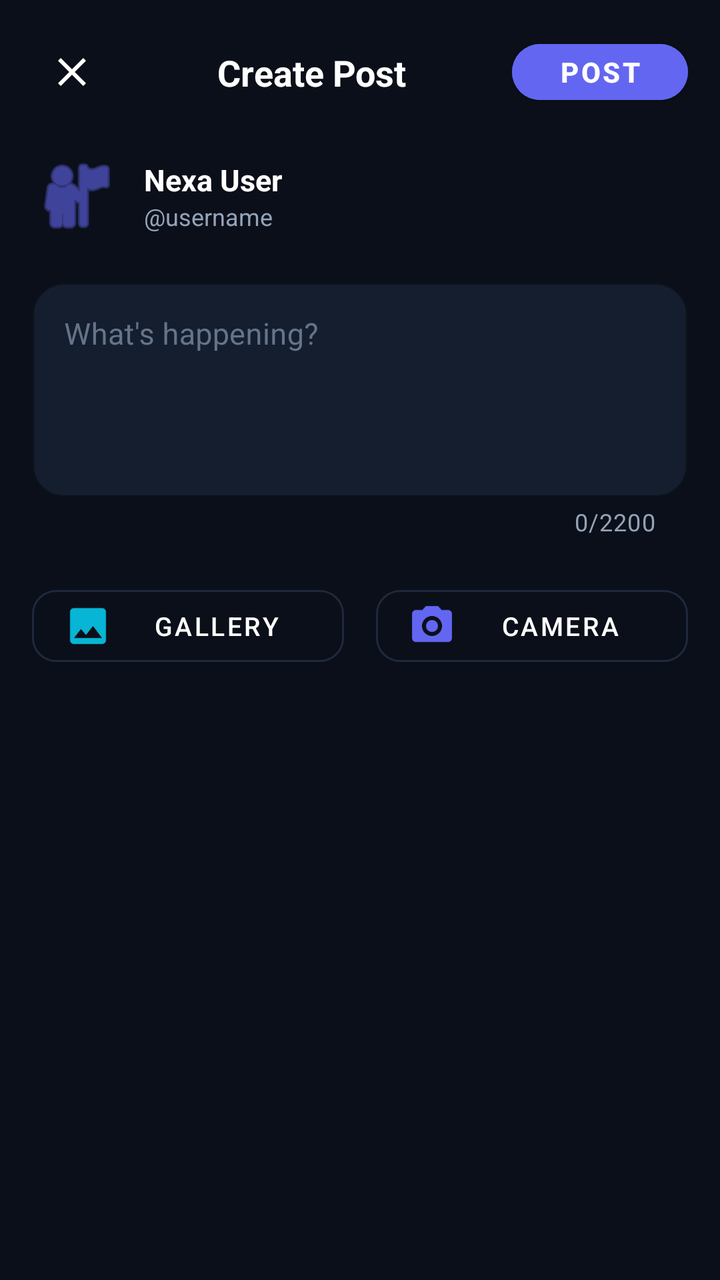
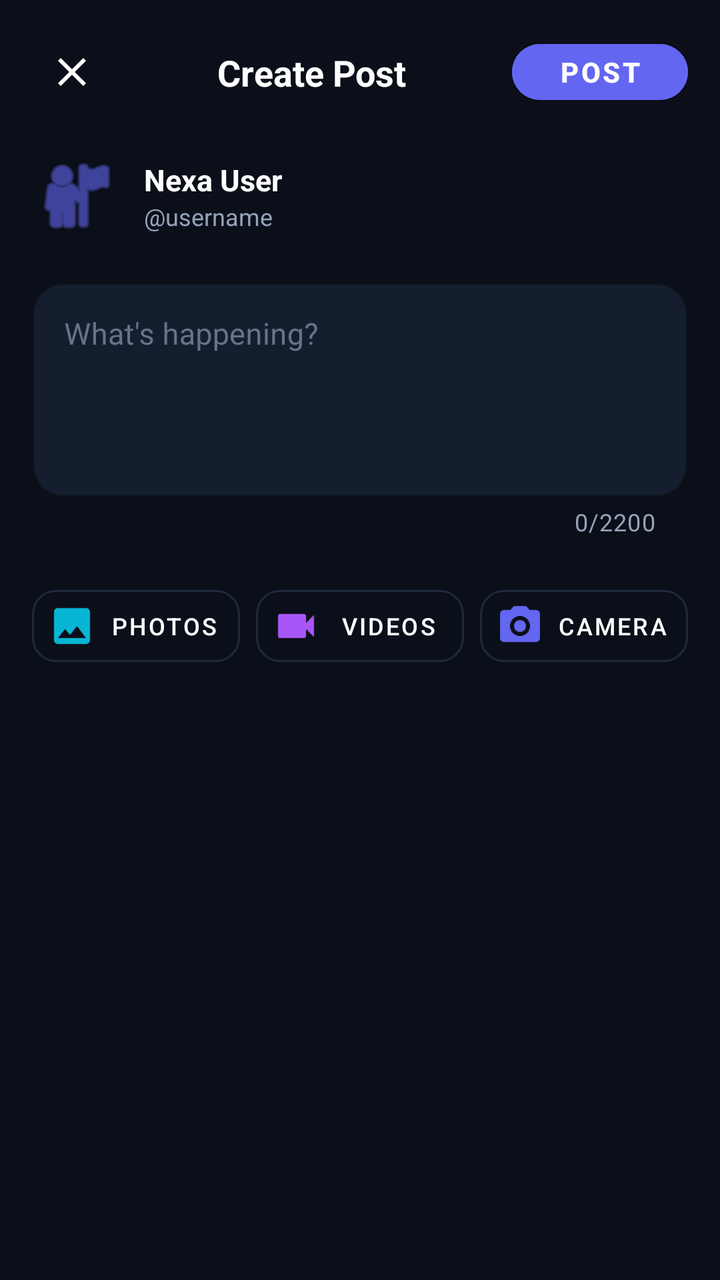

Screens rendered from an Android XML layout before and after an edit, with the pre-edit source and the edit as a unified diff.
<!-- AndroidManifest.xml: application theme Theme.Nexa -->
<!-- res/layout/activity_create_post.xml -->
<?xml version="1.0" encoding="utf-8"?>
<ScrollView xmlns:android="http://schemas.android.com/apk/res/android"
    xmlns:app="http://schemas.android.com/apk/res-auto"
    android:layout_width="match_parent"
    android:layout_height="match_parent"
    android:background="@color/background_dark"
    android:fillViewport="true">

    <androidx.constraintlayout.widget.ConstraintLayout
        android:layout_width="match_parent"
        android:layout_height="wrap_content"
        android:padding="16dp">

        
        <ImageButton
            android:id="@+id/btnClose"
            android:layout_width="40dp"
            android:layout_height="40dp"
            android:background="?attr/selectableItemBackgroundBorderless"
            android:contentDescription="Close"
            android:src="@drawable/ic_close"
            app:layout_constraintBottom_toBottomOf="@+id/btnPost"
            app:layout_constraintStart_toStartOf="parent"
            app:layout_constraintTop_toTopOf="@+id/btnPost"
            app:tint="@color/text_white" />

        <TextView
            android:id="@+id/tvHeaderTitle"
            android:layout_width="wrap_content"
            android:layout_height="wrap_content"
            android:text="Create Post"
            android:textColor="@color/text_white"
            android:textSize="18sp"
            android:textStyle="bold"
            app:layout_constraintBottom_toBottomOf="@+id/btnPost"
            app:layout_constraintEnd_toStartOf="@+id/btnPost"
            app:layout_constraintStart_toEndOf="@+id/btnClose"
            app:layout_constraintTop_toTopOf="@+id/btnPost" />

        <com.google.android.material.button.MaterialButton
            android:id="@+id/btnPost"
            android:layout_width="wrap_content"
            android:layout_height="40dp"
            android:backgroundTint="@color/brand_primary"
            android:paddingStart="20dp"
            android:paddingEnd="20dp"
            android:text="Post"
            android:textColor="@color/text_white"
            android:textSize="14sp"
            android:textStyle="bold"
            app:cornerRadius="20dp"
            app:layout_constraintEnd_toEndOf="parent"
            app:layout_constraintTop_toTopOf="parent" />

        
        <LinearLayout
            android:id="@+id/userInfoContainer"
            android:layout_width="match_parent"
            android:layout_height="wrap_content"
            android:layout_marginTop="20dp"
            android:gravity="center_vertical"
            android:orientation="horizontal"
            app:layout_constraintTop_toBottomOf="@+id/btnPost">

            <ImageView
                android:id="@+id/imgUserAvatar"
                android:layout_width="44dp"
                android:layout_height="44dp"
                android:contentDescription="User Avatar"
                android:src="@android:drawable/ic_menu_myplaces"
                app:tint="@color/brand_primary" />

            <LinearLayout
                android:layout_width="wrap_content"
                android:layout_height="wrap_content"
                android:layout_marginStart="12dp"
                android:orientation="vertical">

                <TextView
                    android:id="@+id/tvDisplayName"
                    android:layout_width="wrap_content"
                    android:layout_height="wrap_content"
                    android:text="Nexa User"
                    android:textColor="@color/text_white"
                    android:textSize="15sp"
                    android:textStyle="bold" />

                <TextView
                    android:id="@+id/tvUsername"
                    android:layout_width="wrap_content"
                    android:layout_height="wrap_content"
                    android:text="@username"
                    android:textColor="@color/text_secondary"
                    android:textSize="12sp" />
            </LinearLayout>
        </LinearLayout>

        
        <com.google.android.material.textfield.TextInputLayout
            android:id="@+id/tilContent"
            style="@style/Widget.MaterialComponents.TextInputLayout.OutlinedBox"
            android:layout_width="match_parent"
            android:layout_height="wrap_content"
            android:layout_marginTop="16dp"
            android:hint="What's happening?"
            android:textColorHint="@color/text_muted"
            app:boxBackgroundColor="@color/background_card"
            app:boxCornerRadiusBottomEnd="16dp"
            app:boxCornerRadiusBottomStart="16dp"
            app:boxCornerRadiusTopEnd="16dp"
            app:boxCornerRadiusTopStart="16dp"
            app:boxStrokeColor="@color/brand_primary"
            app:counterEnabled="true"
            app:counterMaxLength="2200"
            app:counterTextColor="@color/text_secondary"
            app:hintTextColor="@color/brand_primary"
            app:layout_constraintTop_toBottomOf="@+id/userInfoContainer">

            <com.google.android.material.textfield.TextInputEditText
                android:id="@+id/etContent"
                android:layout_width="match_parent"
                android:layout_height="wrap_content"
                android:gravity="top|start"
                android:inputType="textMultiLine"
                android:maxLength="2200"
                android:minLines="4"
                android:textColor="@color/text_white"
                android:textSize="15sp" />
        </com.google.android.material.textfield.TextInputLayout>

        
        <com.google.android.material.card.MaterialCardView
            android:id="@+id/cardImagePreview"
            android:layout_width="match_parent"
            android:layout_height="220dp"
            android:layout_marginTop="16dp"
            android:visibility="gone"
            app:cardBackgroundColor="@color/background_card"
            app:cardCornerRadius="16dp"
            app:cardElevation="2dp"
            app:layout_constraintTop_toBottomOf="@+id/tilContent"
            app:strokeColor="@color/border_dark"
            app:strokeWidth="1dp">

            <FrameLayout
                android:layout_width="match_parent"
                android:layout_height="match_parent">

                <ImageView
                    android:id="@+id/imgPreview"
                    android:layout_width="match_parent"
                    android:layout_height="match_parent"
                    android:contentDescription="Selected Media Preview"
                    android:scaleType="centerCrop" />

                <ImageButton
                    android:id="@+id/btnRemoveImage"
                    android:layout_width="36dp"
                    android:layout_height="36dp"
                    android:layout_gravity="top|end"
                    android:layout_margin="12dp"
                    android:background="@color/background_card"
                    android:contentDescription="Remove Image"
                    android:padding="6dp"
                    android:src="@drawable/ic_close"
                    app:tint="@color/text_white" />
            </FrameLayout>
        </com.google.android.material.card.MaterialCardView>

        
        <LinearLayout
            android:id="@+id/attachmentBar"
            android:layout_width="match_parent"
            android:layout_height="wrap_content"
            android:layout_marginTop="20dp"
            android:orientation="horizontal"
            app:layout_constraintTop_toBottomOf="@+id/cardImagePreview">

            <com.google.android.material.button.MaterialButton
                android:id="@+id/btnGallery"
                style="@style/Widget.MaterialComponents.Button.OutlinedButton"
                android:layout_width="0dp"
                android:layout_height="48dp"
                android:layout_marginEnd="8dp"
                android:layout_weight="1"
                android:text="Gallery"
                android:textColor="@color/text_white"
                android:textSize="13sp"
                app:cornerRadius="12dp"
                app:icon="@drawable/ic_gallery"
                app:iconTint="@color/brand_cyan"
                app:strokeColor="@color/border_dark"
                app:strokeWidth="1dp" />

            <com.google.android.material.button.MaterialButton
                android:id="@+id/btnCamera"
                style="@style/Widget.MaterialComponents.Button.OutlinedButton"
                android:layout_width="0dp"
                android:layout_height="48dp"
                android:layout_marginStart="8dp"
                android:layout_weight="1"
                android:text="Camera"
                android:textColor="@color/text_white"
                android:textSize="13sp"
                app:cornerRadius="12dp"
                app:icon="@drawable/ic_camera"
                app:iconTint="@color/brand_primary"
                app:strokeColor="@color/border_dark"
                app:strokeWidth="1dp" />
        </LinearLayout>

        
        <ProgressBar
            android:id="@+id/postProgressBar"
            android:layout_width="36dp"
            android:layout_height="36dp"
            android:layout_marginTop="24dp"
            android:indeterminateTint="@color/brand_primary"
            android:visibility="gone"
            app:layout_constraintEnd_toEndOf="parent"
            app:layout_constraintStart_toStartOf="parent"
            app:layout_constraintTop_toBottomOf="@+id/attachmentBar" />

    </androidx.constraintlayout.widget.ConstraintLayout>
</ScrollView>
<!-- resources referenced by this layout -->
<resources>
  <color name="background_card">#151E2E</color>
  <color name="background_dark">#0B0F19</color>
  <color name="border_dark">#1E293B</color>
  <color name="brand_cyan">#06B6D4</color>
  <color name="brand_primary">#6366F1</color>
  <color name="text_muted">#64748B</color>
  <color name="text_secondary">#94A3B8</color>
  <color name="text_white">#FFFFFF</color>
  <!-- drawable ic_camera (drawable) -->
  <vector xmlns:android="http://schemas.android.com/apk/res/android"
      android:width="24dp"
      android:height="24dp"
      android:viewportWidth="24"
      android:viewportHeight="24">
      <path
          android:fillColor="#FFFFFFFF"
          android:pathData="M12,15c1.66,0 3,-1.34 3,-3s-1.34,-3 -3,-3 -3,1.34 -3,3 1.34,3 3,3zM9,2L7.17,4H4c-1.1,0 -2,.9 -2,2v12c0,1.1 .9,2 2,2h16c1.1,0 2,-.9 2,-2V6c0,-1.1 -.9,-2 -2,-2h-3.17L15,2H9zm3,15c-2.76,0 -5,-2.24 -5,-5s2.24,-5 5,-5 5,2.24 5,5 -2.24,5 -5,5z" />
  </vector>
  <!-- drawable ic_close (drawable) -->
  <vector xmlns:android="http://schemas.android.com/apk/res/android"
      android:width="24dp"
      android:height="24dp"
      android:viewportWidth="24"
      android:viewportHeight="24">
      <path
          android:fillColor="#FFFFFFFF"
          android:pathData="M19,6.41L17.59,5 12,10.59 6.41,5 5,6.41 10.59,12 5,17.59 6.41,19 12,13.41 17.59,19 19,17.59 13.41,12z" />
  </vector>
  <!-- drawable ic_gallery (drawable) -->
  <vector xmlns:android="http://schemas.android.com/apk/res/android"
      android:width="24dp"
      android:height="24dp"
      android:viewportWidth="24"
      android:viewportHeight="24">
      <path
          android:fillColor="#FFFFFFFF"
          android:pathData="M21,19V5c0,-1.1 -.9,-2 -2,-2H5c-1.1,0 -2,.9 -2,2v14c0,1.1 .9,2 2,2h14c1.1,0 2,-.9 2,-2zM8.5,13.5l2.5,3.01L14.5,12l4.5,6H5l3.5,-4.5z" />
  </vector>
  <style name="Theme.Nexa" parent="Theme.MaterialComponents.DayNight.NoActionBar">
          
          <item name="colorPrimary">@color/brand_primary</item>
          <item name="colorPrimaryVariant">@color/brand_primary_dark</item>
          <item name="colorOnPrimary">@color/text_white</item>
          
          <item name="colorSecondary">@color/brand_cyan</item>
          <item name="colorSecondaryVariant">@color/brand_emerald</item>
          <item name="colorOnSecondary">@color/text_white</item>
          
          <item name="android:windowBackground">@color/background_light</item>
          <item name="colorSurface">@color/background_card_day</item>
          <item name="colorOnSurface">@color/text_dark_primary</item>
          <item name="colorOnBackground">@color/text_dark_primary</item>
          <item name="android:textColorPrimary">@color/text_dark_primary</item>
          <item name="android:textColorSecondary">@color/text_dark_secondary</item>
          <item name="android:statusBarColor">@color/background_light</item>
          <item name="android:windowLightStatusBar">true</item>
          <item name="android:navigationBarColor">@color/background_card_day</item>
      </style>
  <color name="brand_primary_dark">#4F46E5</color>
  <color name="brand_emerald">#10B981</color>
  <color name="background_light">#F8FAFC</color>
  <color name="background_card_day">#FFFFFF</color>
  <color name="text_dark_primary">#0F172A</color>
  <color name="text_dark_secondary">#475569</color>
</resources>

<!-- the commit's change to res/layout/activity_create_post.xml (unified diff, before → after) -->
@@ -153,6 +153,39 @@
                     android:contentDescription="Selected Media Preview"
                     android:scaleType="centerCrop" />
 
+                
+                <LinearLayout
+                    android:id="@+id/videoBadge"
+                    android:layout_width="wrap_content"
+                    android:layout_height="wrap_content"
+                    android:layout_gravity="center"
+                    android:background="@drawable/bg_unread_badge"
+                    android:backgroundTint="#CC000000"
+                    android:gravity="center"
+                    android:orientation="horizontal"
+                    android:paddingStart="12dp"
+                    android:paddingTop="6dp"
+                    android:paddingEnd="12dp"
+                    android:paddingBottom="6dp"
+                    android:visibility="gone">
+
+                    <ImageView
+                        android:layout_width="20dp"
+                        android:layout_height="20dp"
+                        android:src="@drawable/ic_video"
+                        app:tint="#38BDF8" />
+
+                    <TextView
+                        android:id="@+id/tvVideoLabel"
+                        android:layout_width="wrap_content"
+                        android:layout_height="wrap_content"
+                        android:layout_marginStart="6dp"
+                        android:text="Video attached"
+                        android:textColor="#FFFFFF"
+                        android:textSize="12sp"
+                        android:textStyle="bold" />
+                </LinearLayout>
+
                 <ImageButton
                     android:id="@+id/btnRemoveImage"
                     android:layout_width="36dp"
@@ -160,7 +193,7 @@
                     android:layout_gravity="top|end"
                     android:layout_margin="12dp"
                     android:background="@color/background_card"
-                    android:contentDescription="Remove Image"
+                    android:contentDescription="Remove Media"
                     android:padding="6dp"
                     android:src="@drawable/ic_close"
                     app:tint="@color/text_white" />
@@ -181,11 +214,13 @@
                 style="@style/Widget.MaterialComponents.Button.OutlinedButton"
                 android:layout_width="0dp"
                 android:layout_height="48dp"
-                android:layout_marginEnd="8dp"
+                android:layout_marginEnd="4dp"
                 android:layout_weight="1"
-                android:text="Gallery"
-                android:textColor="@color/text_white"
-                android:textSize="13sp"
+                android:paddingStart="8dp"
+                android:paddingEnd="8dp"
+                android:text="Photos"
+                android:textColor="@color/text_white"
+                android:textSize="12sp"
                 app:cornerRadius="12dp"
                 app:icon="@drawable/ic_gallery"
                 app:iconTint="@color/brand_cyan"
@@ -193,15 +228,36 @@
                 app:strokeWidth="1dp" />
 
             <com.google.android.material.button.MaterialButton
+                android:id="@+id/btnVideos"
+                style="@style/Widget.MaterialComponents.Button.OutlinedButton"
+                android:layout_width="0dp"
+                android:layout_height="48dp"
+                android:layout_marginStart="4dp"
+                android:layout_marginEnd="4dp"
+                android:layout_weight="1"
+                android:paddingStart="8dp"
+                android:paddingEnd="8dp"
+                android:text="Videos"
+                android:textColor="@color/text_white"
+                android:textSize="12sp"
+                app:cornerRadius="12dp"
+                app:icon="@drawable/ic_video"
+                app:iconTint="#A855F7"
+                app:strokeColor="@color/border_dark"
+                app:strokeWidth="1dp" />
+
+            <com.google.android.material.button.MaterialButton
                 android:id="@+id/btnCamera"
                 style="@style/Widget.MaterialComponents.Button.OutlinedButton"
                 android:layout_width="0dp"
                 android:layout_height="48dp"
-                android:layout_marginStart="8dp"
+                android:layout_marginStart="4dp"
                 android:layout_weight="1"
+                android:paddingStart="8dp"
+                android:paddingEnd="8dp"
                 android:text="Camera"
                 android:textColor="@color/text_white"
-                android:textSize="13sp"
+                android:textSize="12sp"
                 app:cornerRadius="12dp"
                 app:icon="@drawable/ic_camera"
                 app:iconTint="@color/brand_primary"
<!-- resource entries referenced after the edit -->
@@ -8,6 +8,12 @@
   <color name="text_muted">#64748B</color>
   <color name="text_secondary">#94A3B8</color>
   <color name="text_white">#FFFFFF</color>
+  <!-- drawable bg_unread_badge (drawable) -->
+  <?xml version="1.0" encoding="utf-8"?>
+  <shape xmlns:android="http://schemas.android.com/apk/res/android"
+      android:shape="oval">
+      <solid android:color="@color/brand_emerald" />
+  </shape>
   <!-- drawable ic_camera (drawable) -->
   <vector xmlns:android="http://schemas.android.com/apk/res/android"
       android:width="24dp"
@@ -38,6 +44,16 @@
           android:fillColor="#FFFFFFFF"
           android:pathData="M21,19V5c0,-1.1 -.9,-2 -2,-2H5c-1.1,0 -2,.9 -2,2v14c0,1.1 .9,2 2,2h14c1.1,0 2,-.9 2,-2zM8.5,13.5l2.5,3.01L14.5,12l4.5,6H5l3.5,-4.5z" />
   </vector>
+  <!-- drawable ic_video (drawable) -->
+  <vector xmlns:android="http://schemas.android.com/apk/res/android"
+      android:width="24dp"
+      android:height="24dp"
+      android:viewportWidth="24"
+      android:viewportHeight="24">
+    <path
+        android:fillColor="#FFFFFFFF"
+        android:pathData="M17,10.5V7c0,-0.55 -0.45,-1 -1,-1H4c-0.55,0 -1,0.45 -1,1v10c0,0.55 0.45,1 1,1h12c0.55,0 1,-0.45 1,-1v-3.5l4,4v-11l-4,4z"/>
+  </vector>
   <style name="Theme.Nexa" parent="Theme.MaterialComponents.DayNight.NoActionBar">
           
           <item name="colorPrimary">@color/brand_primary</item>
